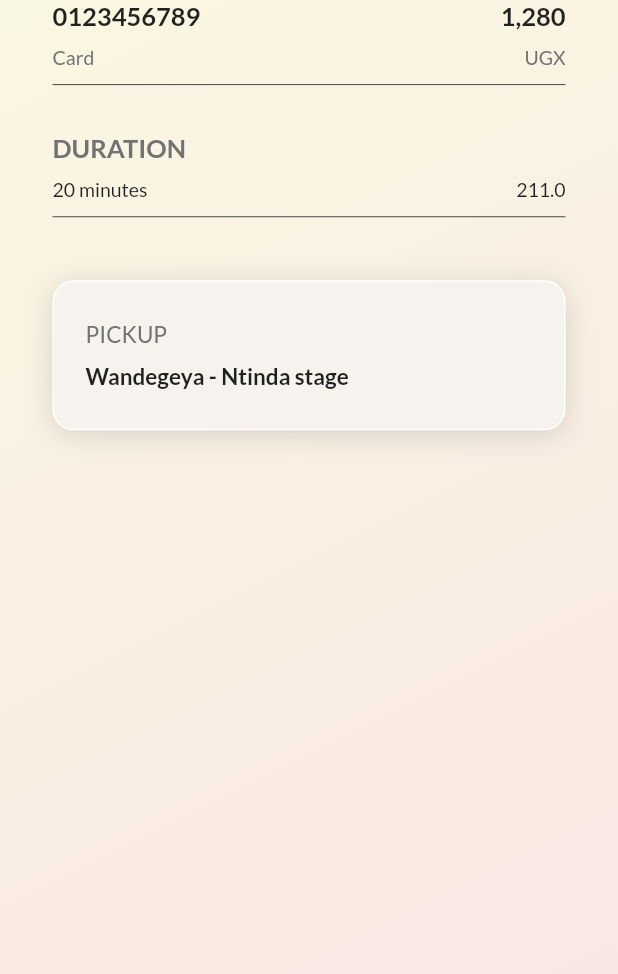
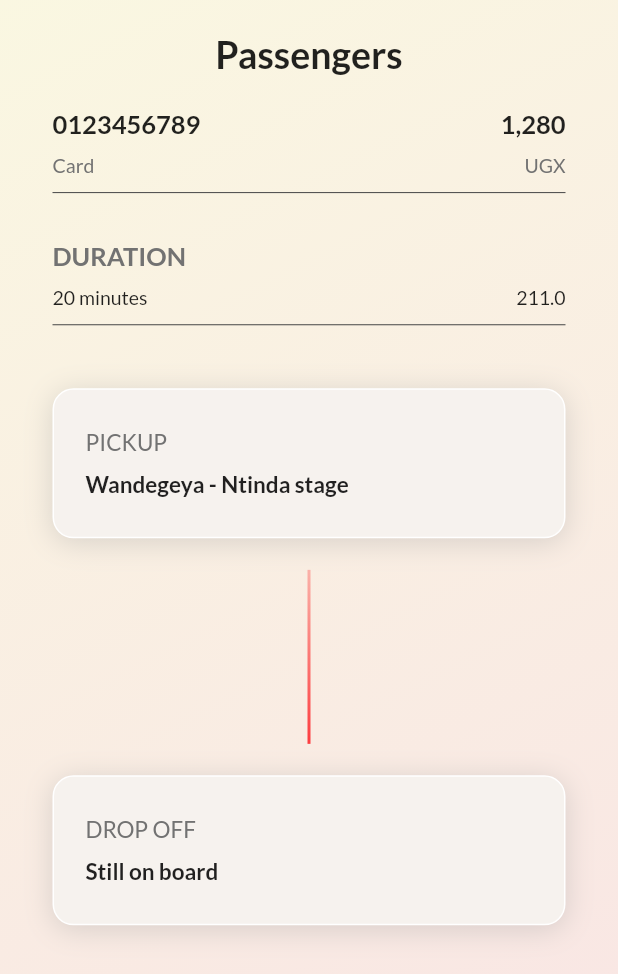
Before and after one commit to Leisser/dmmp_terminal, a Flutter app: the PassengerTripScreen screen opened directly, on a phone screen of 412 x 824 dp. Shown: the top 974 px of the screen. Run offline on Flutter 3.47's test engine with Material 2 defaults, Android fonts, the phone set to English and light mode, and no system bars; our stand-ins replace get, glassmorphism, google_fonts.

Commit message:
Complete Passenger trip page

```diff
--- a/lib/main.dart
+++ b/lib/main.dart
@@ -39,7 +39,7 @@ class MyApp extends StatelessWidget {
       theme: ThemeData(
         primarySwatch: Colors.blue,
       ),
-      home: const PassengerTripScreen(),
+      home: const PassengerScreen(),
       // home: const SignInPage(),
     );
   }
--- a/lib/views/passenger_trip_screen.dart
+++ b/lib/views/passenger_trip_screen.dart
@@ -19,6 +19,7 @@ class _PassengerTripScreenState extends State<PassengerTripScreen> {
   Widget build(BuildContext context) {
     return SafeArea(
       child: Scaffold(
+        // appBar: ,
         body: SingleChildScrollView(
           child: Container(
               padding: const EdgeInsets.symmetric(vertical: 0, horizontal: 35),
@@ -30,29 +31,43 @@ class _PassengerTripScreenState extends State<PassengerTripScreen> {
                     const Color.fromRGBO(248, 221, 7, 0.6).withOpacity(.1),
                     const Color.fromRGBO(237, 30, 36, 0.1).withOpacity(.1),
                   ],
-              )),
+                ),
+              ),
               height: MediaQuery.of(context).size.height * 1,
               width: MediaQuery.of(context).size.width * 1,
               child: Column(
                 children: <Widget>[
+                  SizedBox(
+                    height: (MediaQuery.of(context).size.height * .025)
+                        .ceilToDouble(),
+                  ),
+                  Center(
+                    child: ReuseText(
+                      text: "Passengers",
+                      fWeight: FontWeight.bold,
+                      size: (MediaQuery.of(context).size.height * .030)
+                          .ceilToDouble(),
+                    ),
+                  ),
+                  SizedBox(
+                    height: (MediaQuery.of(context).size.height * .025)
+                        .ceilToDouble(),
+                  ),
                   // top
-                  Container(
-                    child: Column(
+                  Column(
                     children: [
                       Row(
                         mainAxisAlignment: MainAxisAlignment.spaceBetween,
                         children: <Widget>[
                           ReuseText(
                             text: "0123456789",
-                              size:
-                                  (MediaQuery.of(context).size.height * .02041)
+                            size: (MediaQuery.of(context).size.height * .02041)
                                 .ceilToDouble(),
                             fWeight: FontWeight.bold,
                           ),
                           ReuseText(
                             text: "1,280",
-                              size:
-                                  (MediaQuery.of(context).size.height * .02041)
+                            size: (MediaQuery.of(context).size.height * .02041)
                                 .ceilToDouble(),
                             fWeight: FontWeight.bold,
                           ),
@@ -95,8 +110,7 @@ class _PassengerTripScreenState extends State<PassengerTripScreen> {
                           ReuseText(
                             text: "DURATION",
                             color: const Color(0xff727272),
-                              size:
-                                  (MediaQuery.of(context).size.height * .02041)
+                            size: (MediaQuery.of(context).size.height * .02041)
                                 .ceilToDouble(),
                             fWeight: FontWeight.bold,
                           ),
@@ -140,8 +154,7 @@ class _PassengerTripScreenState extends State<PassengerTripScreen> {
                         height: 100,
                         child: Padding(
                           padding: EdgeInsets.only(
-                                left:
-                                    (MediaQuery.of(context).size.height * .025)
+                              left: (MediaQuery.of(context).size.height * .025)
                                   .ceilToDouble()),
                           child: Column(
                             mainAxisAlignment: MainAxisAlignment.center,
@@ -150,21 +163,77 @@ class _PassengerTripScreenState extends State<PassengerTripScreen> {
                               ReuseText(
                                 text: "PICKUP",
                                 color: const Color(0xff727272),
-                                  size: (MediaQuery.of(context).size.height *
-                                          .017)
+                                size:
+                                    (MediaQuery.of(context).size.height * .017)
                                         .ceilToDouble(),
                               ),
                               SizedBox(
-                                    height:
-                                        (MediaQuery.of(context).size.height *
+                                  height: (MediaQuery.of(context).size.height *
                                           .012)
                                       .ceilToDouble()),
                               ReuseText(
                                 text: "Wandegeya - Ntinda stage",
                                 // color: const Color(0xff727272),
                                 fWeight: FontWeight.bold,
-                                  size: (MediaQuery.of(context).size.height *
-                                          .017)
+                                size:
+                                    (MediaQuery.of(context).size.height * .017)
+                                        .ceilToDouble(),
+                              ),
+                            ],
+                          ),
+                        ),
+                      ),
+                      SizedBox(
+                        height: (MediaQuery.of(context).size.height * .025)
+                            .ceilToDouble(),
+                      ),
+                      Container(
+                        decoration: const BoxDecoration(
+                          gradient: LinearGradient(
+                            begin: Alignment.topCenter,
+                            end: Alignment.bottomCenter,
+                            colors: [
+                              Color.fromARGB(65, 255, 0, 0),
+                              Color.fromARGB(189, 254, 0, 8),
+                            ],
+                          ),
+                        ),
+                        height: (MediaQuery.of(context).size.height * .14)
+                            .ceilToDouble(),
+                        width: 2,
+                      ),
+                      SizedBox(
+                        height: (MediaQuery.of(context).size.height * .025)
+                            .ceilToDouble(),
+                      ),
+                      HomeCTA(
+                        width: double.infinity,
+                        height: 100,
+                        child: Padding(
+                          padding: EdgeInsets.only(
+                              left: (MediaQuery.of(context).size.height * .025)
+                                  .ceilToDouble()),
+                          child: Column(
+                            mainAxisAlignment: MainAxisAlignment.center,
+                            crossAxisAlignment: CrossAxisAlignment.start,
+                            children: <Widget>[
+                              ReuseText(
+                                text: "DROP OFF",
+                                color: const Color(0xff727272),
+                                size:
+                                    (MediaQuery.of(context).size.height * .017)
+                                        .ceilToDouble(),
+                              ),
+                              SizedBox(
+                                  height: (MediaQuery.of(context).size.height *
+                                          .012)
+                                      .ceilToDouble()),
+                              ReuseText(
+                                text: "Still on board",
+                                // color: const Color(0xff727272),
+                                fWeight: FontWeight.bold,
+                                size:
+                                    (MediaQuery.of(context).size.height * .017)
                                         .ceilToDouble(),
                               ),
                             ],
@@ -173,7 +242,6 @@ class _PassengerTripScreenState extends State<PassengerTripScreen> {
                       ),
                     ],
                   ),
-                  ),
                 ],
               )),
         ),
```
Lines whose indentation alone changed are shown as unchanged.
